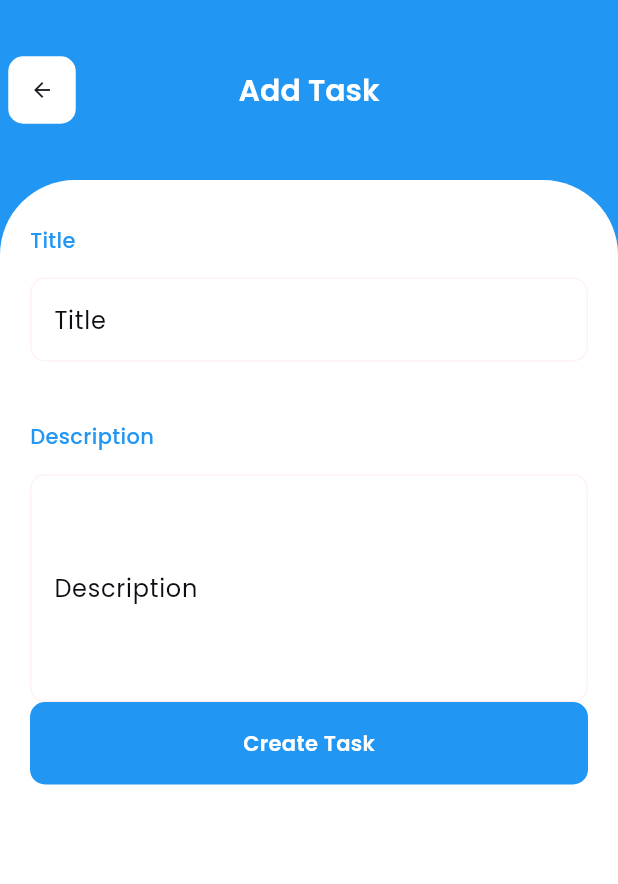
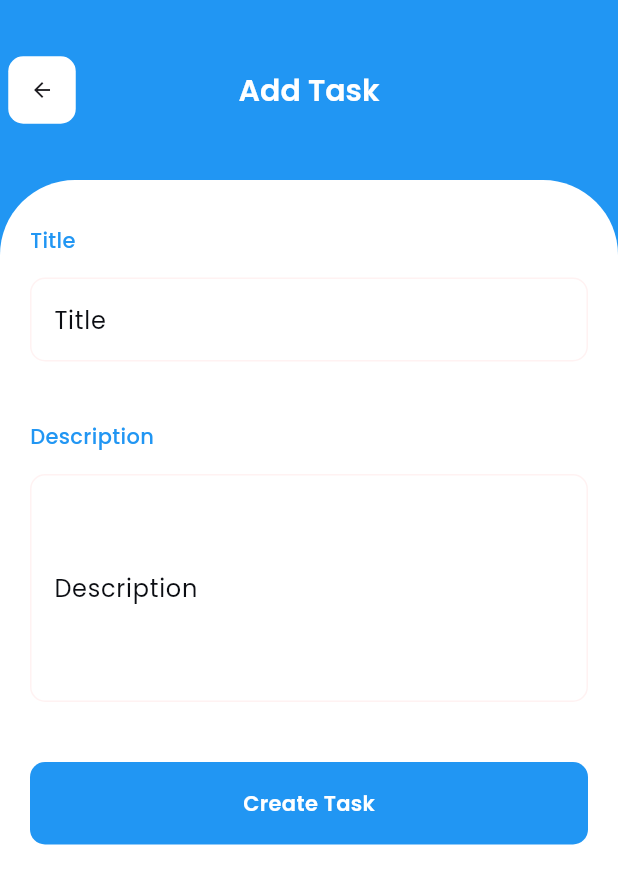
Before and after one commit to Avizz220/Flutter-Mobile-App, a Flutter app: the Addtask screen opened directly, on a phone screen of 412 x 824 dp. Shown: the top 884 px of the screen. Run offline on Flutter 3.47's test engine with Material 3 defaults, Android fonts, the phone set to English and light mode, and no system bars; our stand-ins replace lottie.

Commit message:
Ui files have been developed but some features have to be improved

```diff
--- a/mytodoapp_frontend/lib/features/todo/ui/addtask.dart
+++ b/mytodoapp_frontend/lib/features/todo/ui/addtask.dart
@@ -132,6 +132,9 @@ class _MyWidgetState extends State<Addtask> {
                 ),
               ),
             ),
+            SizedBox(
+              height:40,
+            ),
             Container(
               width: screenwidth,
               height: 55,
--- a/mytodoapp_frontend/lib/features/todo/ui/edittask.dart
+++ b/mytodoapp_frontend/lib/features/todo/ui/edittask.dart
@@ -132,6 +132,9 @@ class _EditTaskState extends State<EditTask> {
                 ),
               ),
             ),
+            SizedBox(
+              height: 40,
+            ),
             Container(
               width: screenwidth,
               height: 55,
--- a/mytodoapp_frontend/lib/main.dart
+++ b/mytodoapp_frontend/lib/main.dart
@@ -3,6 +3,7 @@ import 'package:mytodoapp_frontend/features/authintication/ui/login.dart';
 import 'package:mytodoapp_frontend/features/authintication/ui/signup.dart';
 import 'package:mytodoapp_frontend/features/home/ui/homepage.dart';
 import 'package:mytodoapp_frontend/features/todo/ui/addtask.dart';
+import 'package:mytodoapp_frontend/features/todo/ui/edittask.dart';
 import 'package:mytodoapp_frontend/features/todo/ui/notifications.dart';
 import 'package:mytodoapp_frontend/features/todo/ui/viewtask.dart';
 import 'package:mytodoapp_frontend/splash_page.dart';
@@ -38,7 +39,7 @@ class MyApp extends StatelessWidget {
         // tested with just a hot reload.
         colorScheme: ColorScheme.fromSeed(seedColor: Colors.deepPurple),
       ),
-      home:HomePageScreen(),
+      home:NotificationScreen(),
     );
   }
 }
```
Also changed, not shown: mytodoapp_frontend/pubspec.lock.
